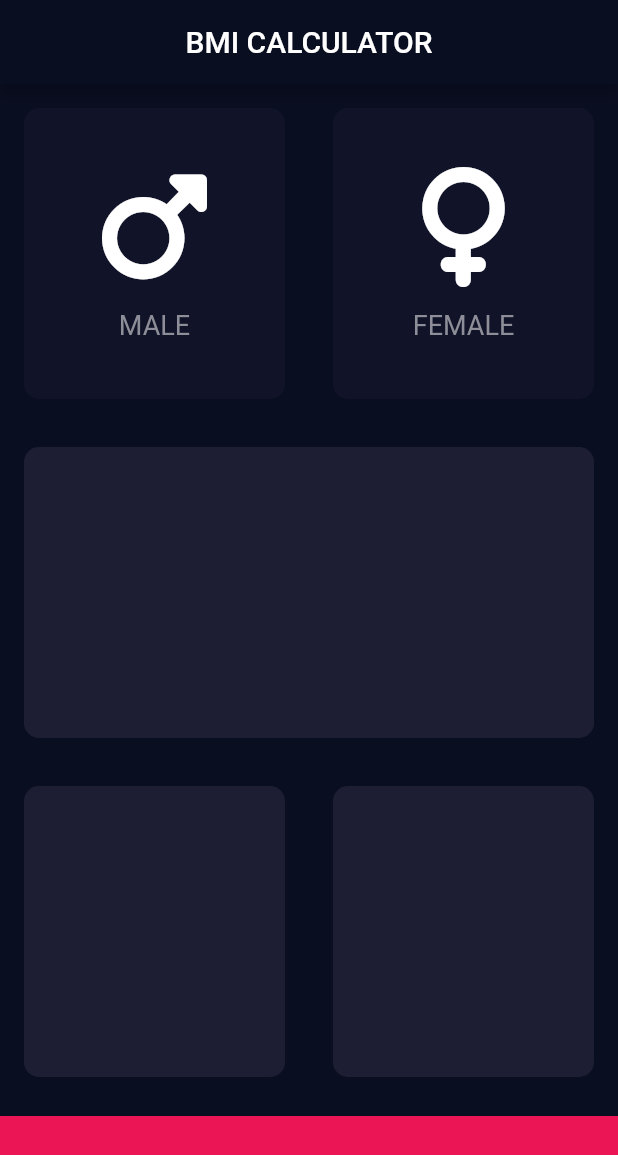
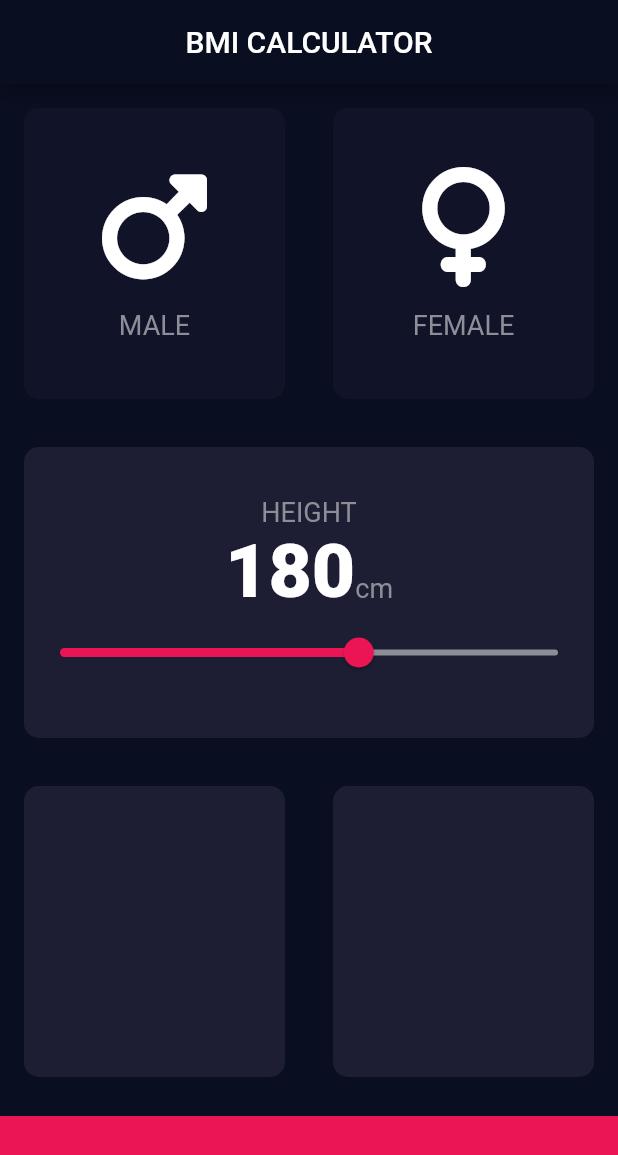
Before and after one commit to archndrx/bmi_flutter, a Flutter app: the screen it shows after launch, on a phone screen of 412 x 824 dp. Shown: the top 1155 px of the screen. Run offline on Flutter 3.47's test engine with Material 2 defaults, Android fonts, the phone set to English and light mode, and no system bars; our stand-ins replace font_awesome_flutter.

Commit message:
add slider for new card

```diff
--- a/lib/pages/input_page.dart
+++ b/lib/pages/input_page.dart
@@ -1,14 +1,13 @@
 import 'package:bmi/utils/components/icon_content.dart';
 import 'package:bmi/utils/components/reusable_card.dart';
-import 'package:bmi/provider/input_page_provider.dart';
+import 'package:bmi/utils/constant.dart';
+
 import 'package:bmi/utils/state/state.dart';
 import 'package:flutter/material.dart';
 import 'package:font_awesome_flutter/font_awesome_flutter.dart';
-import 'package:provider/provider.dart';
 
-const bottomContainerHeight = 80.0;
-const bottomContainerColor = Color(0xFFEB1555);
-const activeCardColour = Color(0xFF1D1E33);
+GenderState? selectedGender;
+int height = 180;
 
 class InputPage extends StatefulWidget {
   const InputPage({super.key});
@@ -20,57 +19,91 @@ class InputPage extends StatefulWidget {
 class _InputPageState extends State<InputPage> {
   @override
   Widget build(BuildContext context) {
-    final provider = Provider.of<InputPageProvider>(context, listen: false);
     return Scaffold(
       appBar: AppBar(
         title: const Text("BMI CALCULATOR"),
         centerTitle: true,
       ),
       body: Column(
+        crossAxisAlignment: CrossAxisAlignment.stretch,
         children: [
           Expanded(
             child: Row(
               children: [
                 Expanded(
-                  child: Consumer<InputPageProvider>(
-                      builder: (context, cardProvider, _) {
-                    return GestureDetector(
-                      onTap: () {
-                        cardProvider.updateColor(GenderState.male);
-                      },
                   child: ReusableCard(
-                        colour: provider.maleCardColor,
+                    colour: selectedGender == GenderState.male
+                        ? kActiveCardColour
+                        : kInactiveCardColour,
                     cardChild: const IconContent(
                       text: 'MALE',
                       icon: FontAwesomeIcons.mars,
                     ),
+                    onPress: () {
+                      setState(() {
+                        selectedGender = GenderState.male;
+                      });
+                    },
                   ),
-                    );
-                  }),
                 ),
                 Expanded(
-                  child: Consumer<InputPageProvider>(
-                      builder: (context, cardProvider, _) {
-                    return GestureDetector(
-                      onTap: () {
-                        cardProvider.updateColor(GenderState.female);
-                      },
                   child: ReusableCard(
-                        colour: provider.femaleCardColor,
+                    colour: selectedGender == GenderState.female
+                        ? kActiveCardColour
+                        : kInactiveCardColour,
                     cardChild: const IconContent(
                       text: 'FEMALE',
                       icon: FontAwesomeIcons.venus,
                     ),
+                    onPress: () {
+                      setState(() {
+                        selectedGender = GenderState.female;
+                      });
+                    },
                   ),
-                    );
-                  }),
                 ),
               ],
             ),
           ),
-          const Expanded(
+          Expanded(
             child: ReusableCard(
-              colour: activeCardColour,
+              colour: kActiveCardColour,
+              cardChild: Column(
+                mainAxisAlignment: MainAxisAlignment.center,
+                children: [
+                  const Text(
+                    "HEIGHT",
+                    style: kLabelTextStyle,
+                  ),
+                  Row(
+                    mainAxisAlignment: MainAxisAlignment.center,
+                    crossAxisAlignment: CrossAxisAlignment.baseline,
+                    textBaseline: TextBaseline.alphabetic,
+                    children: [
+                      Text(
+                        height.toString(),
+                        style: kNumberTextStyle,
+                      ),
+                      const Text(
+                        "cm",
+                        style: kLabelTextStyle,
+                      ),
+                    ],
+                  ),
+                  Slider(
+                    value: height.toDouble(),
+                    activeColor: const Color(0xFFEB1555),
+                    inactiveColor: const Color(0xFF8D8E98),
+                    onChanged: (double newValue) {
+                      setState(() {
+                        height = newValue.round();
+                      });
+                    },
+                    min: 120,
+                    max: 220,
+                  )
+                ],
+              ),
             ),
           ),
           Expanded(
@@ -78,22 +111,22 @@ class _InputPageState extends State<InputPage> {
               children: const [
                 Expanded(
                   child: ReusableCard(
-                    colour: activeCardColour,
+                    colour: kActiveCardColour,
                   ),
                 ),
                 Expanded(
                   child: ReusableCard(
-                    colour: activeCardColour,
+                    colour: kActiveCardColour,
                   ),
                 ),
               ],
             ),
           ),
           Container(
-            color: bottomContainerColor,
+            color: kBottomContainerColor,
             margin: const EdgeInsets.only(top: 10),
             width: double.infinity,
-            height: bottomContainerHeight,
+            height: kBottomContainerHeight,
           )
         ],
       ),
```
Lines whose indentation alone changed are shown as unchanged.
